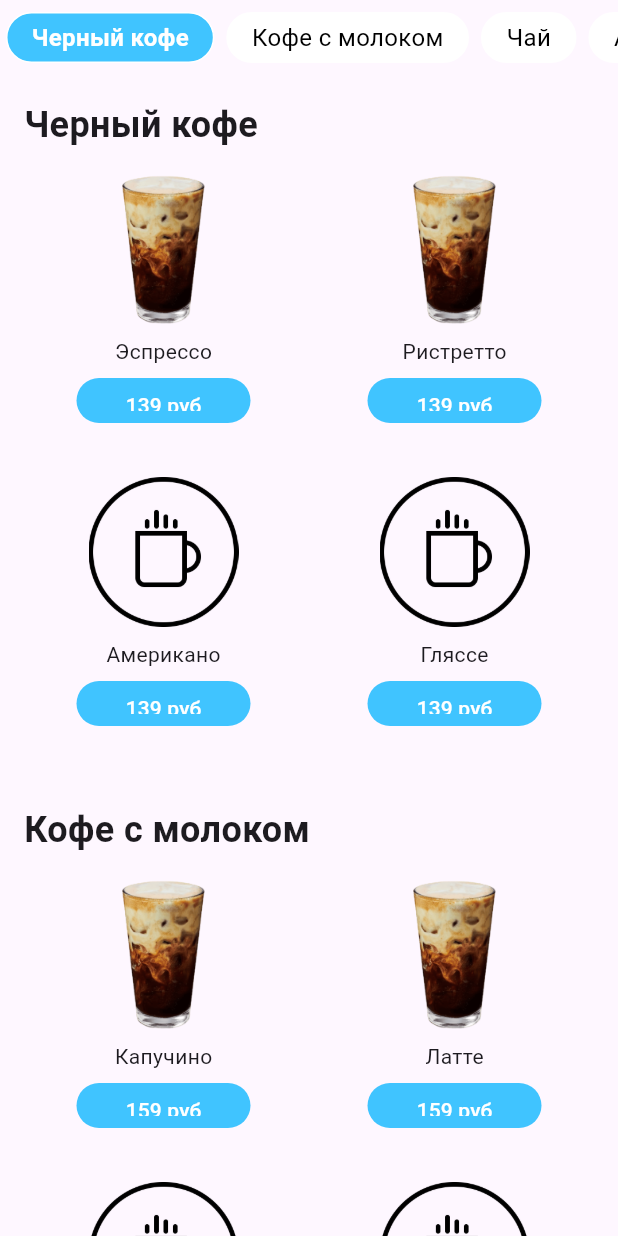
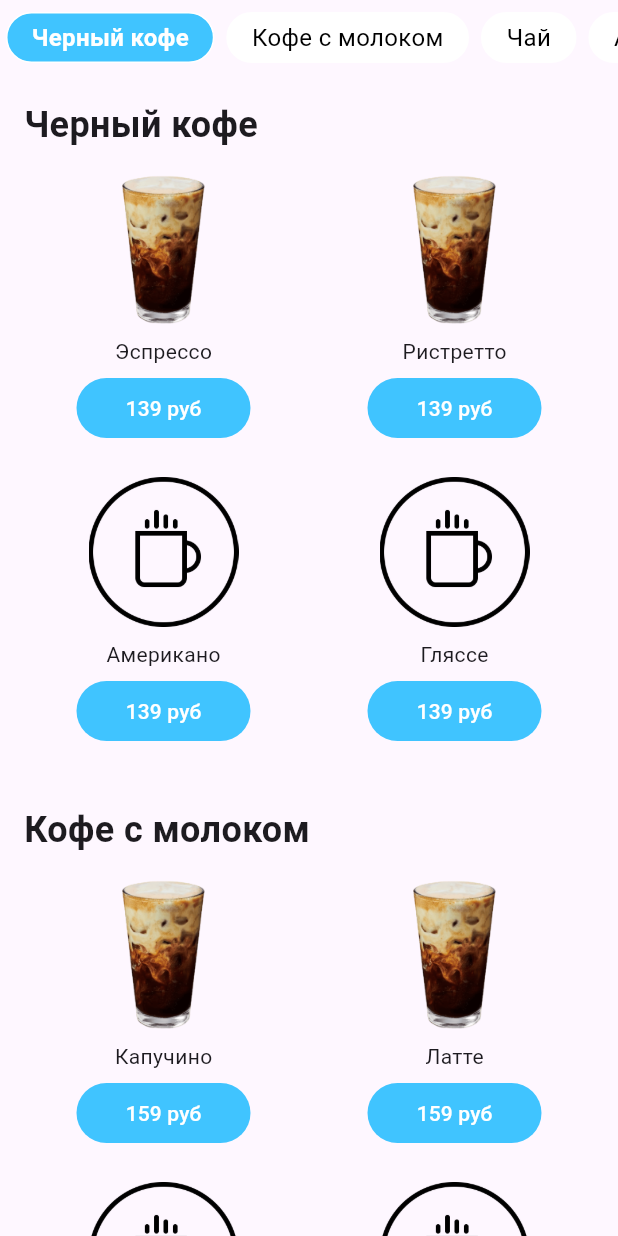
Before and after one commit to s1lda/coffee_menu, a Flutter app: the screen it shows after launch, on a phone screen of 412 x 824 dp. Run offline on Flutter 3.47's test engine with Material 3 defaults, Android fonts, the light colour scheme and no system bars.

Commit message:
one more update height buybutton(back)

```diff
--- a/lib/src/widgets/product_card.dart
+++ b/lib/src/widgets/product_card.dart
@@ -49,7 +49,7 @@ class ProductCard extends StatelessWidget {
   Widget buildBuyButton() {
     return Container(
       width: 116,
-      height: 30,
+      height: 40,
       decoration: BoxDecoration(
         color: Colors.lightBlueAccent,
         borderRadius: BorderRadius.circular(20),
```
